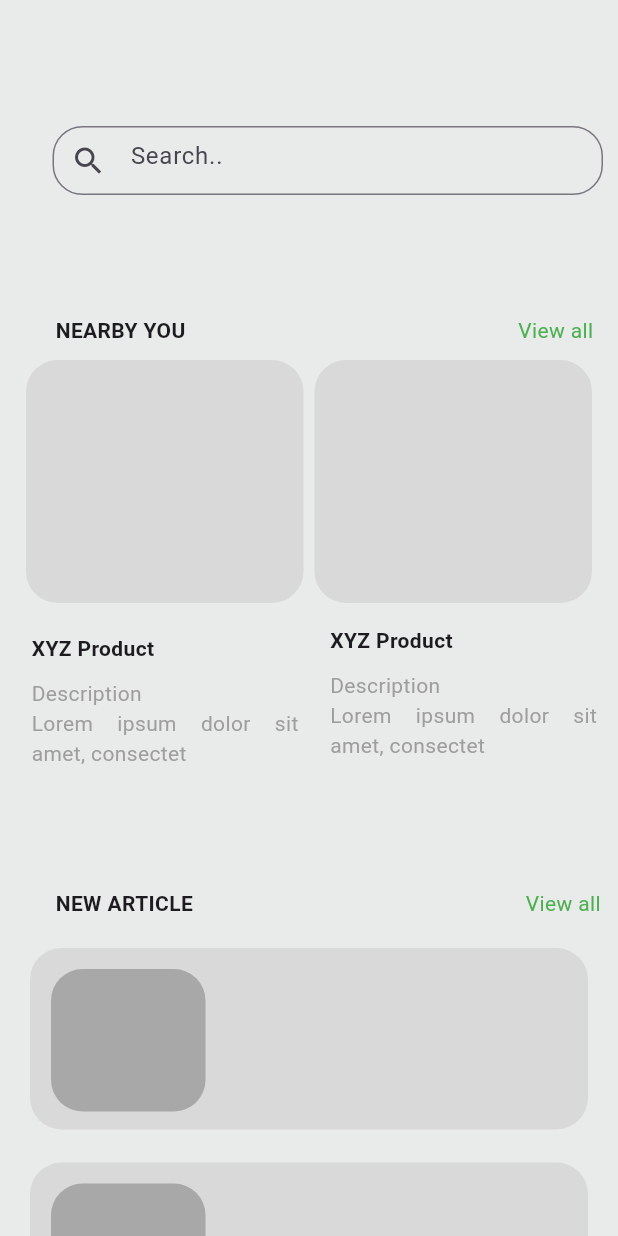
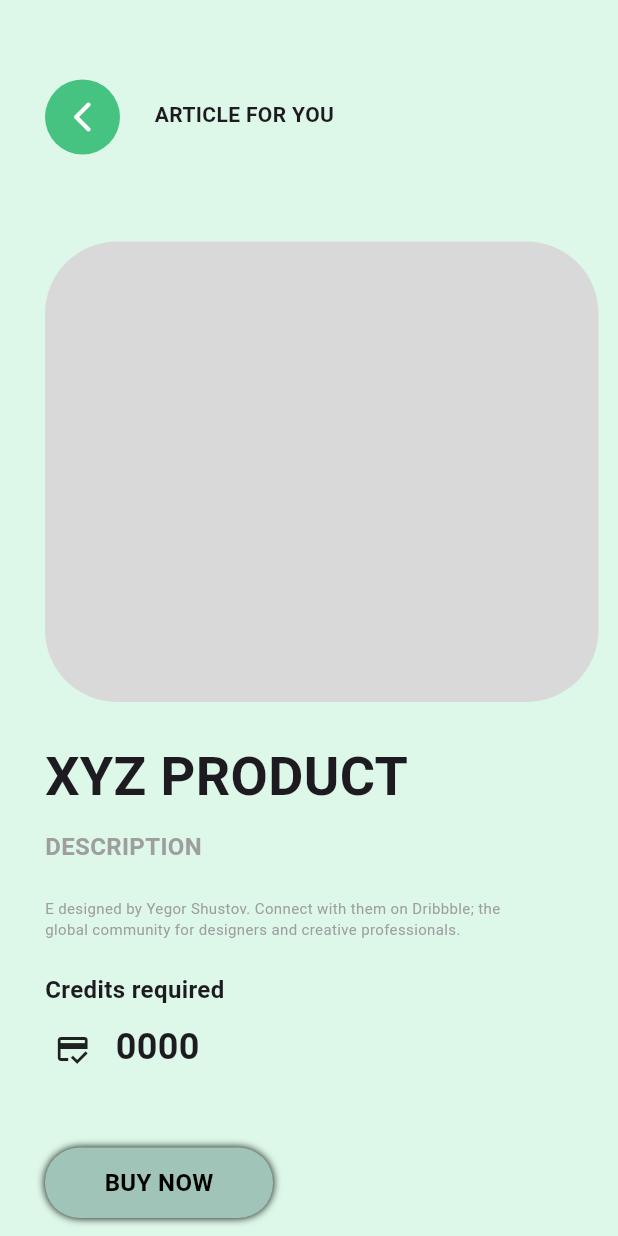
Before and after one commit to priyatalreja2401/google-solution, a Flutter app: the screen it shows after launch, on a phone screen of 412 x 824 dp. Run offline on Flutter 3.47's test engine with Material 3 defaults, Android fonts, the phone set to English and light mode, and no system bars.

Commit message:
article completed

```diff
--- a/lib/main.dart
+++ b/lib/main.dart
@@ -1,5 +1,6 @@
 import 'package:flutter/material.dart';
 import 'package:flutter/services.dart';
+import 'package:google/view/article.dart';
 import 'package:google/view/home.dart';
 
 void main() {
@@ -17,7 +18,7 @@ class MyApp extends StatelessWidget {
   Widget build(BuildContext context) {
     return MaterialApp(
       debugShowCheckedModeBanner: false,
-     home: const MainHomepage(),
+     home: const ArticlePage(),
     );
   }
 }
--- /dev/null
+++ b/lib/view/article.dart
@@ -0,0 +1,138 @@
+import 'package:flutter/material.dart';
+
+class ArticlePage extends StatelessWidget {
+  const ArticlePage({super.key});
+
+  @override
+  Widget build(BuildContext context) {
+    return  Scaffold(
+      backgroundColor: Color(0xffddf8e9),
+        body: Stack(
+        children: [
+          Container(
+            margin:EdgeInsets.only(left: 30,top: 53) ,
+            width: 50.0,
+            height: 50.0,
+            decoration: BoxDecoration(
+              color: Color(0xFF46C281), // background color of the circle
+              shape: BoxShape.circle, // make the shape circular
+            ),
+            child: Center(
+              child: Icon(
+                Icons.arrow_back_ios_new_rounded,
+                color: Colors.white, // color of the icon
+              ),
+            ),
+          ),
+          Container(
+            margin: EdgeInsets.only(left: 103,top: 66),
+            child:
+            Text('ARTICLE FOR YOU',
+              style: TextStyle(
+                fontSize: 14,
+                fontWeight: FontWeight.w600,
+              ),
+            ),
+          ),
+          Container(
+              margin: EdgeInsets.only(left: 30 ,top: 161),
+              width: 369,
+              height: 307,
+              decoration: BoxDecoration(
+                  borderRadius: BorderRadius.circular(48),
+                  color: Color(0xffd9d9d9))
+          ),
+          Container(
+            margin: EdgeInsets.only(left: 30,top: 492),
+            child: Text('XYZ PRODUCT',
+              style: TextStyle(
+                fontSize: 36,
+                fontWeight: FontWeight.w600,
+              ),
+
+            ),
+          ),
+          Container(
+            margin: EdgeInsets.only(left: 30,top: 553),
+            child: Text('DESCRIPTION',
+                style: TextStyle(
+                  fontSize: 16,
+                  fontWeight: FontWeight.w600,
+                  color: Colors.grey,
+                )
+            ),
+          ),
+          Container(
+            height: 34,
+            width: 332,
+            margin: EdgeInsets.only(left: 30,top: 598),
+            child: Text('E designed by Yegor Shustov. '
+                'Connect with them on Dribbble; the global community'
+                ' for designers and creative professionals.',
+                style: TextStyle(
+                  fontSize: 10,
+                  fontWeight: FontWeight.w400,
+                  color: Colors.grey,
+                )
+
+            ),
+          ),
+          Container(
+            margin: EdgeInsets.only(left: 30,top: 648),
+            child: Text('Credits required',
+                style: TextStyle(
+                  fontSize: 16,
+                  fontWeight: FontWeight.w600,
+                )
+            ),
+          ),
+          Container(
+            margin: EdgeInsets.only(left: 77,top: 681),
+            child: Text('0000',
+                style: TextStyle(
+                  fontSize: 24,
+                  fontWeight: FontWeight.w600,
+                )
+            ),
+          ),
+          Container(
+            margin: EdgeInsets.only(left: 30,top: 681),
+            width: 37 ,
+            height: 37,
+            child: Icon(
+              Icons.credit_score_outlined
+            )
+          ),
+          Container(
+            margin: EdgeInsets.only(left: 30,top: 765),
+            width: 152,
+            height: 47,
+            decoration: BoxDecoration(
+              boxShadow: [
+                BoxShadow(
+                  color: Colors.black,
+                  blurRadius: 4
+                )
+              ],
+            borderRadius: BorderRadius.circular(23),
+                color: Color(0xffa0c4b7)
+          ),
+            child: Center(
+              child: Text(
+                'BUY NOW',
+                style: TextStyle(
+                    color: Colors.black,
+                    fontSize: 16,
+                  fontWeight: FontWeight.w600,
+
+                ),
+              ),
+            ),
+          )
+
+
+        ],
+      ),
+    );
+  }
+}
--- a/pubspec.yaml
+++ b/pubspec.yaml
@@ -61,7 +61,7 @@ flutter:
 
 # To add assets to your application, add an assets section, like this:
 assets:
-    - Images/test.jpg,
+    - assets/Images/test.jpg,
   #   - images/a_dot_ham.jpeg
 
   # An image asset can refer to one or more resolution-specific "variants", see
@@ -96,3 +96,4 @@ dependency_overrides:
   meta: 1.12.0
   path: 1.9.0
   test_api: ^0.7.0
+  web: ^0.3.0
```
Also changed, not shown: pubspec.lock.
